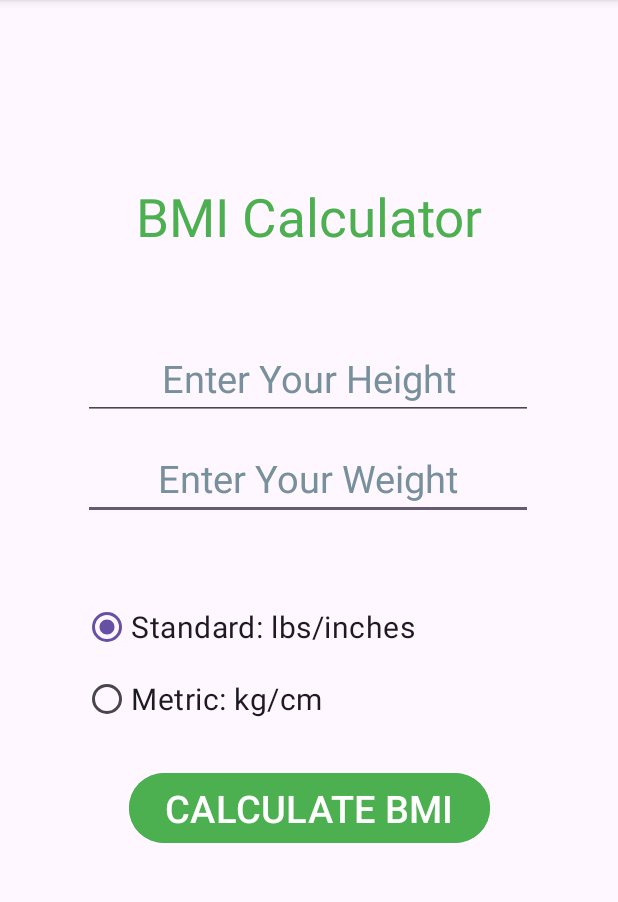
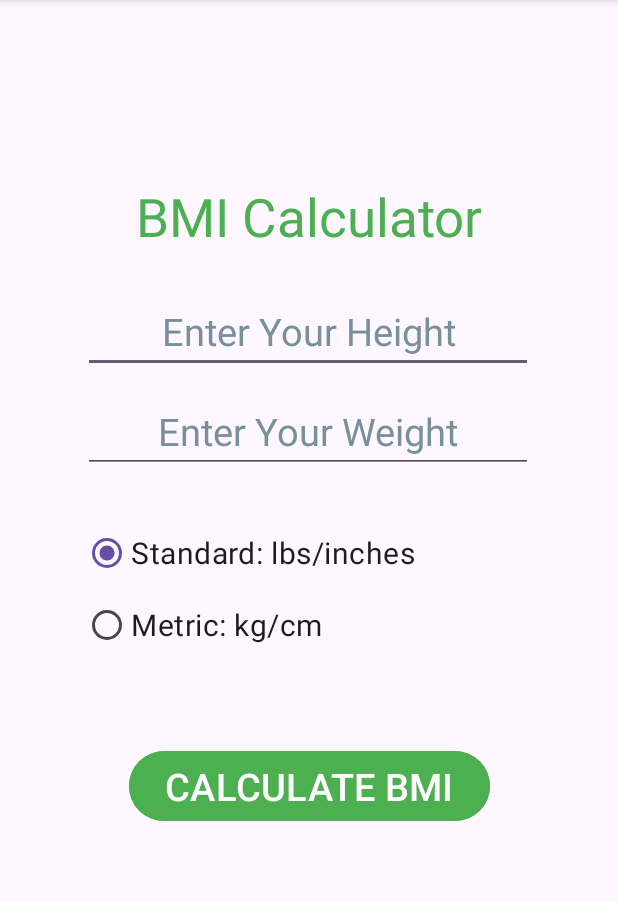
Before and after one commit to Bsmith179/chp_4_assignment, an Android app: the screen it shows after launch (MainActivity), after a tap on "CALCULATE BMI", on a phone screen of 412 x 824 dp, the part 96-998 px from its top. Run offline under Robolectric (Android 15) with nearby library versions, the phone set to English and light mode, and no system bars.

Commit message:
Lab 4 Completed App. BMI Calculator using standard or metic units, with accompanying health category.

```diff
--- a/app/src/main/java/com/example/lab4_bsmith179_1/MainActivity.java
+++ b/app/src/main/java/com/example/lab4_bsmith179_1/MainActivity.java
@@ -49,12 +49,12 @@ public class MainActivity extends AppCompatActivity {
 
                 // Return if input is empty
                 if (weight.getText().toString().isEmpty()) {
-                    Toast.makeText(MainActivity.this, getString(R.string.error_enter_weight), Toast.LENGTH_LONG).show();
+                    Toast.makeText(MainActivity.this, getString(R.string.error_enter_input), Toast.LENGTH_LONG).show();
                     return;
                 }
 
                 if (height.getText().toString().isEmpty()) {
-                    Toast.makeText(MainActivity.this, getString(R.string.error_enter_height), Toast.LENGTH_LONG).show();
+                    Toast.makeText(MainActivity.this, getString(R.string.error_enter_input), Toast.LENGTH_LONG).show();
                     return;
                 }
 
--- a/app/src/main/res/layout/activity_main.xml
+++ b/app/src/main/res/layout/activity_main.xml
@@ -16,7 +16,7 @@
         app:layout_constraintHorizontal_bias="0.495"
         app:layout_constraintStart_toStartOf="parent"
         app:layout_constraintTop_toTopOf="parent"
-        app:layout_constraintVertical_bias="0.597">
+        app:layout_constraintVertical_bias="0.522">
 
         <RadioButton
             android:id="@+id/rbStandard"
@@ -24,7 +24,9 @@
             android:layout_height="wrap_content"
             android:checked="true"
             android:text="@string/rbStandard"
-            android:textSize="20sp" />
+            android:textSize="20sp"
+            tools:layout_editor_absoluteX="55dp"
+            tools:layout_editor_absoluteY="330dp" />
 
         <RadioButton
             android:id="@+id/rbMetric"
@@ -33,7 +35,9 @@
             android:text="@string/rbMetric"
             android:textSize="20sp"
             app:layout_constraintEnd_toEndOf="parent"
-            app:layout_constraintStart_toStartOf="parent" />
+            app:layout_constraintHorizontal_bias="0.495"
+            app:layout_constraintStart_toStartOf="parent"
+            tools:layout_editor_absoluteY="378dp" />
     </RadioGroup>
 
     <TextView
@@ -52,6 +56,25 @@
         app:layout_constraintVertical_bias="0.152" />
 
     <EditText
+        android:id="@+id/tvHeight"
+        android:layout_width="300dp"
+        android:layout_height="50dp"
+        android:autofillHints=""
+        android:ems="10"
+        android:foregroundGravity="center_horizontal"
+        android:gravity="center_horizontal"
+        android:hint="@string/hintHeight"
+        android:inputType="number"
+        android:textColorHint="#78909c"
+        android:textSize="25sp"
+        app:layout_constraintBottom_toBottomOf="parent"
+        app:layout_constraintEnd_toEndOf="parent"
+        app:layout_constraintHorizontal_bias="0.495"
+        app:layout_constraintStart_toStartOf="parent"
+        app:layout_constraintTop_toTopOf="parent"
+        app:layout_constraintVertical_bias="0.28" />
+
+    <EditText
         android:id="@+id/tvWeight"
         android:layout_width="300dp"
         android:layout_height="50dp"
@@ -68,26 +91,7 @@
         app:layout_constraintHorizontal_bias="0.495"
         app:layout_constraintStart_toStartOf="parent"
         app:layout_constraintTop_toTopOf="parent"
-        app:layout_constraintVertical_bias="0.418" />
-
-    <EditText
-        android:id="@+id/tvHeight"
-        android:layout_width="300dp"
-        android:layout_height="50dp"
-        android:autofillHints=""
-        android:ems="10"
-        android:foregroundGravity="center_horizontal"
-        android:gravity="center_horizontal"
-        android:hint="@string/hintHeight"
-        android:inputType="number"
-        android:textColorHint="#78909c"
-        android:textSize="25sp"
-        app:layout_constraintBottom_toBottomOf="parent"
-        app:layout_constraintEnd_toEndOf="parent"
-        app:layout_constraintHorizontal_bias="0.495"
-        app:layout_constraintStart_toStartOf="parent"
-        app:layout_constraintTop_toTopOf="parent"
-        app:layout_constraintVertical_bias="0.324" />
+        app:layout_constraintVertical_bias="0.374" />
 
     <Button
         android:id="@+id/btConvert"
@@ -102,14 +106,15 @@
         app:layout_constraintEnd_toEndOf="parent"
         app:layout_constraintStart_toStartOf="parent"
         app:layout_constraintTop_toTopOf="parent"
-        app:layout_constraintVertical_bias="0.719" />
+        app:layout_constraintVertical_bias="0.698" />
 
     <TextView
         android:id="@+id/tvResult"
         android:layout_width="wrap_content"
         android:layout_height="wrap_content"
         android:layout_marginTop="25dp"
-        android:textColor="#FF0000"
+        android:gravity="center_horizontal"
+        android:textColor="#181818"
         android:textSize="25sp"
         app:layout_constraintBottom_toBottomOf="parent"
         app:layout_constraintEnd_toEndOf="parent"
--- a/app/src/main/res/values/strings.xml
+++ b/app/src/main/res/values/strings.xml
@@ -7,8 +7,7 @@
     <string name="btConvert">CALCULATE BMI</string>
     <string name="tvTitle">BMI Calculator</string>
 
-    <string name="error_enter_weight">Please enter your weight</string>
-    <string name="error_enter_height">Please enter your height</string>
+    <string name="error_enter_input">Please enter your height and weight</string>
     <string name="error_invalid_number">Invalid number format</string>
     <string name="error_pounds_limit">Pounds must be less than 500</string>
     <string name="error_inches_limit">Height in inches must be less than 120</string>
```
